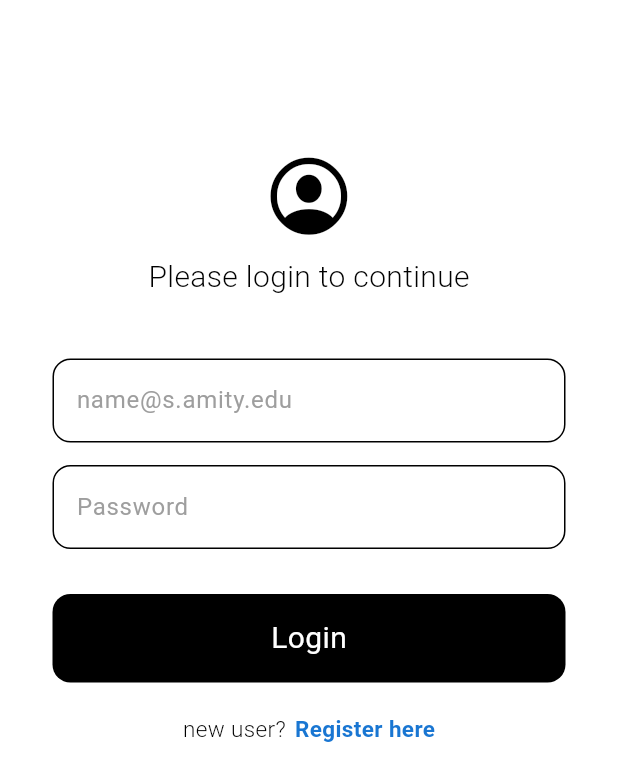
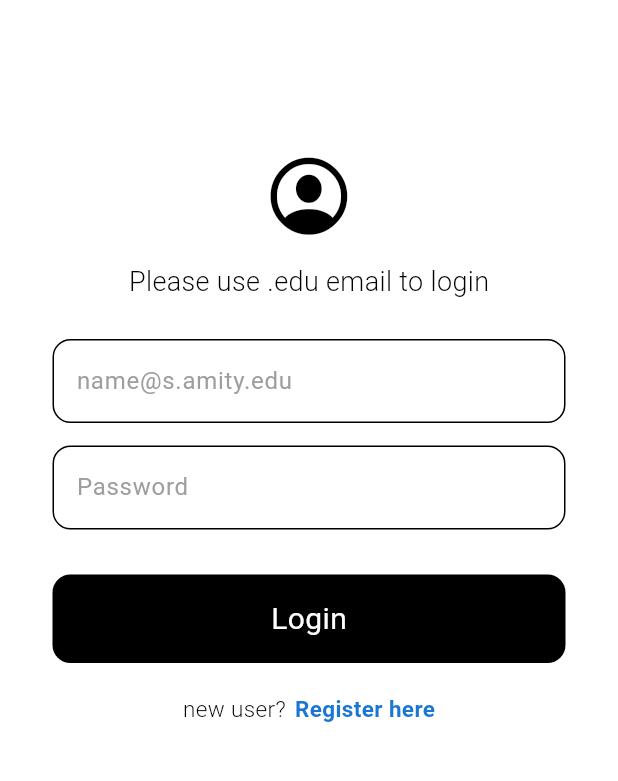
Before and after one commit to shwetankshivam/edu-Update-App, a Flutter app: the screen it shows after launch, on a phone screen of 412 x 824 dp. Shown: the top 781 px of the screen. Run offline on Flutter 3.47's test engine with Material 3 defaults, Android fonts, the phone set to English and light mode, and no system bars; our stand-ins replace cloud_firestore, firebase_auth, firebase_core; accounts and stored records are empty; generated files the repository leaves out were written again.

Commit message:
added check for .edu email address

```diff
--- a/lib/login.dart
+++ b/lib/login.dart
@@ -25,6 +25,16 @@ class _LoginState extends State<Login> {
               child: CircularProgressIndicator.adaptive(),
             ));
 
+    //email validator
+
+    if (!emailTextController.text.endsWith('.edu')) {
+      //pop progress circle
+      Navigator.pop(context);
+
+      //show error message
+      displayMessage("Please use an '.edu' email address!");
+      return;
+    }
     //try signing in
 
     try {
@@ -56,8 +66,8 @@ class _LoginState extends State<Login> {
             message,
             style: const TextStyle(
               color: Colors.red,
-              fontSize: 18,
-              fontWeight: FontWeight.w500,
+              fontSize: 16,
+              fontWeight: FontWeight.w400,
             ),
           ),
         ),
@@ -86,18 +96,18 @@ class _LoginState extends State<Login> {
                   color: Colors.black,
                 ),
                 const SizedBox(
-                  height: 10,
+                  height: 15,
                 ),
                 //welcome back message
                 const Text(
-                  'Please login to continue',
+                  'Please use .edu email to login',
                   style: TextStyle(
                       color: Colors.black,
-                      fontSize: 20,
+                      fontSize: 18,
                       fontWeight: FontWeight.w300),
                 ),
 
-                const SizedBox(height: 40),
+                const SizedBox(height: 25),
 
                 //email
                 MyTextField(
--- a/lib/register.dart
+++ b/lib/register.dart
@@ -25,6 +25,15 @@ class _RegisterState extends State<Register> {
         child: CircularProgressIndicator.adaptive(),
       ),
     );
+    // Check if the email ends with .edu
+    if (!emailTextController.text.endsWith('.edu')) {
+      //pop progress circle
+      Navigator.pop(context);
+
+      //show error message
+      displayMessage("Please use an '.edu' email address!");
+      return;
+    }
 
     if (passwordTextController.text != confirmPasswordTextController.text) {
       //pop progress circle
@@ -64,8 +73,8 @@ class _RegisterState extends State<Register> {
             message,
             style: const TextStyle(
               color: Colors.red,
-              fontSize: 18,
-              fontWeight: FontWeight.w500,
+              fontSize: 16,
+              fontWeight: FontWeight.w400,
             ),
           ),
         ),
```
